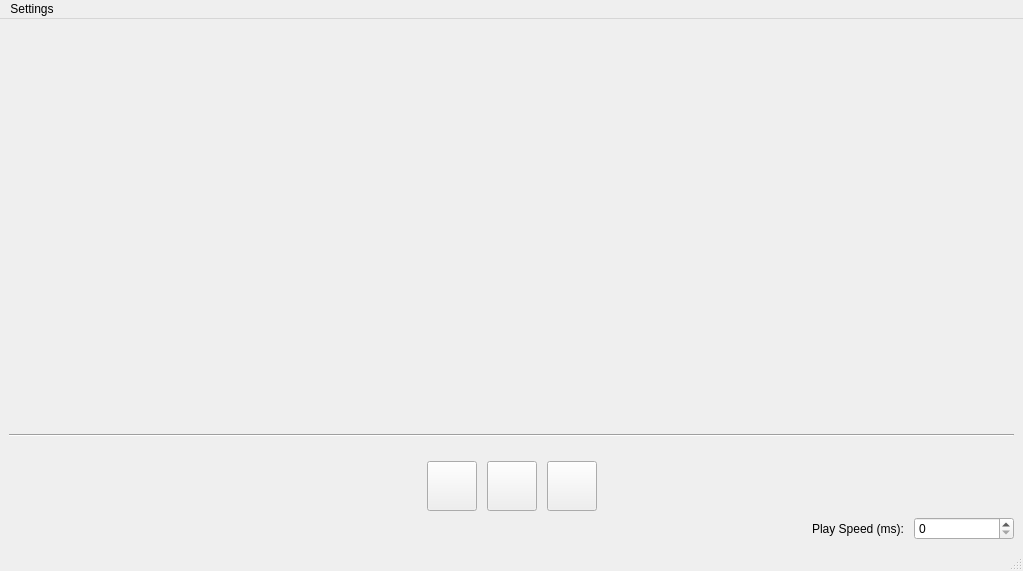
Qt form ui/main_window.ui (Nekson228/GeneticInterpolation) before a commit.
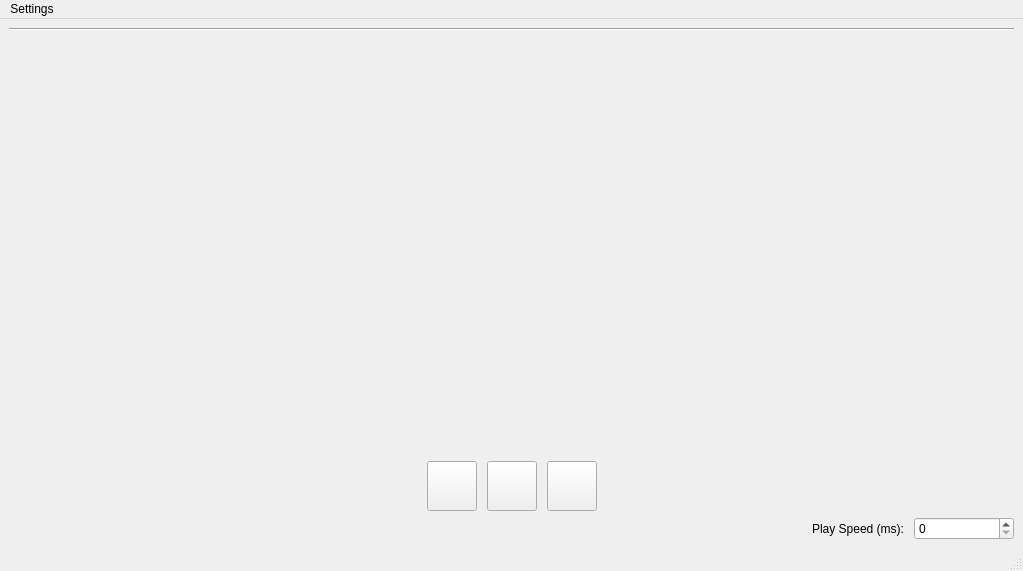
The same form after that commit. Icons and pictures are not drawn.

Diff of the .ui file:
```diff
--- a/ui/main_window.ui
+++ b/ui/main_window.ui
@@ -15,16 +15,6 @@
   </property>
   <widget class="QWidget" name="centralwidget">
    <layout class="QVBoxLayout" name="verticalLayout_3">
-    <item>
-     <widget class="QWidget" name="canvas" native="true">
-      <property name="minimumSize">
-       <size>
-        <width>800</width>
-        <height>400</height>
-       </size>
-      </property>
-     </widget>
-    </item>
     <item>
      <widget class="Line" name="line">
       <property name="orientation">
@@ -34,6 +24,16 @@
     </item>
     <item>
      <layout class="QVBoxLayout" name="verticalLayout">
+      <item>
+       <widget class="QWidget" name="canvas" native="true">
+        <property name="minimumSize">
+         <size>
+          <width>800</width>
+          <height>400</height>
+         </size>
+        </property>
+       </widget>
+      </item>
       <item>
        <spacer name="verticalSpacer">
         <property name="orientation">
```
